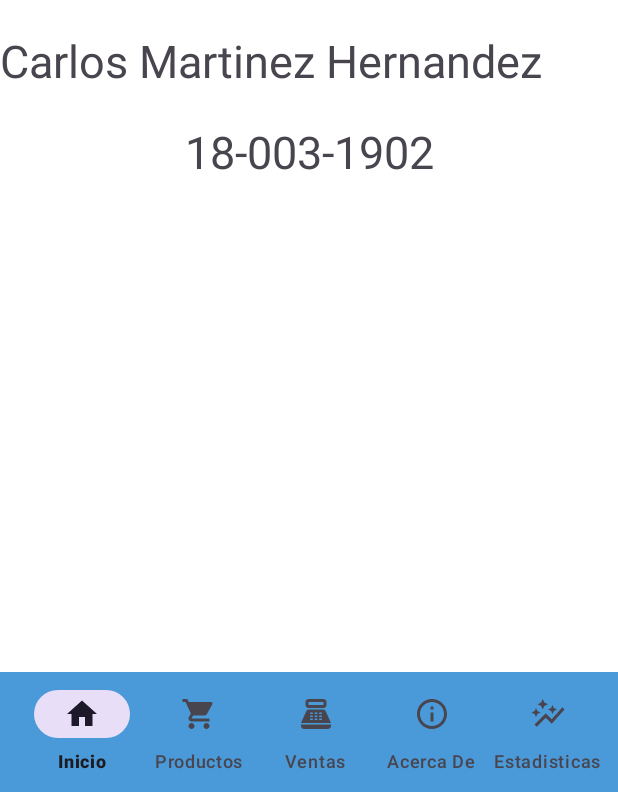
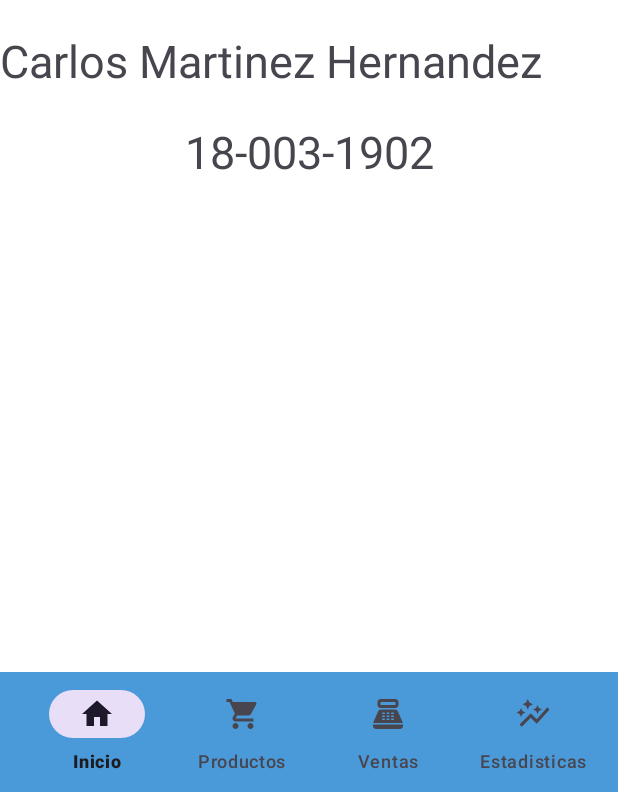
Before and after one commit to CarlosMtz27/PuntoDeVentaMovilCM, an Android app: the Inicio screen opened directly, with no data from a screen before it, in the side drawer, after a tap on "Acerca De", on a phone screen of 412 x 824 dp, the part 444-1236 px from its top. Run offline under Robolectric (Android 15) with nearby library versions, the phone set to English and light mode, and no system bars; libraries missing offline, so code that uses them is left out: com.google.zxing.integration, www.sanju.motiontoast; 2 statements that could not run were skipped.

Commit message:
Eliminacion del boton acerca de en la barra de navegacion

```diff
--- a/app/src/main/java/com/uacm/cm/puntodeventa/controlador/Inicio.java
+++ b/app/src/main/java/com/uacm/cm/puntodeventa/controlador/Inicio.java
@@ -104,15 +104,13 @@ public class Inicio extends AppCompatActivity implements NavigationView.OnNaviga
             navigationView.setCheckedItem(R.id.nav_mis_ventas);
             bottomNavigationView.setSelectedItemId(R.id.btn_ventas);
 
-        } else if (id == R.id.nav_about || id == R.id.btn_acerca_de) {
+        } else if (id == R.id.nav_about) {
             getSupportFragmentManager().beginTransaction()
                     .replace(R.id.frame_layout, new AcercaDeFragment())
                     .commit();
             drawerLayout.closeDrawer(GravityCompat.START);
             NavigationView navigationView = findViewById(R.id.nav_view);
             navigationView.setCheckedItem(R.id.nav_about);
-            bottomNavigationView.setSelectedItemId(R.id.btn_acerca_de);
-
         }  else if (id == R.id.home || id == R.id.btn_inicio) {
             InicioFragment inicioFragment = new InicioFragment();
             Bundle bundle = new Bundle();
--- a/app/src/main/res/menu/boton_menu.xml
+++ b/app/src/main/res/menu/boton_menu.xml
@@ -17,11 +17,6 @@
         />
 
     <item
-        android:id="@+id/btn_acerca_de"
-        android:title="Acerca De"
-        android:icon="@drawable/baseline_info_outline_24" />
-
-    <item
         android:id="@+id/btn_estadistica"
         android:title="Estadisticas"
         android:icon="@drawable/baseline_auto_graph_24" />
```
